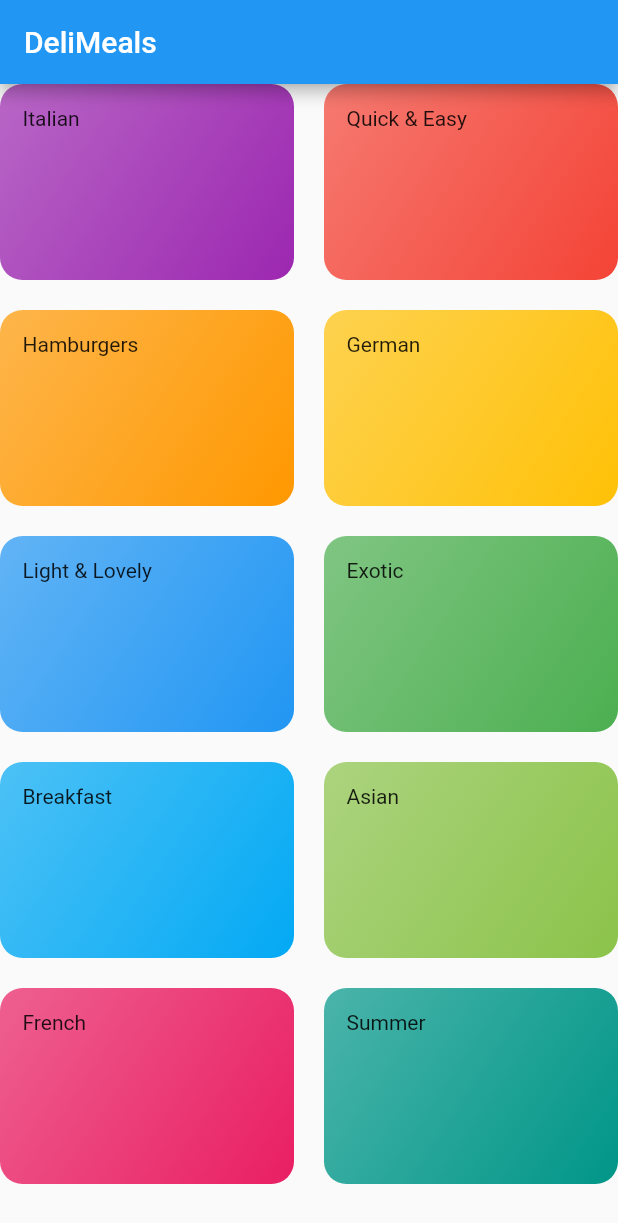
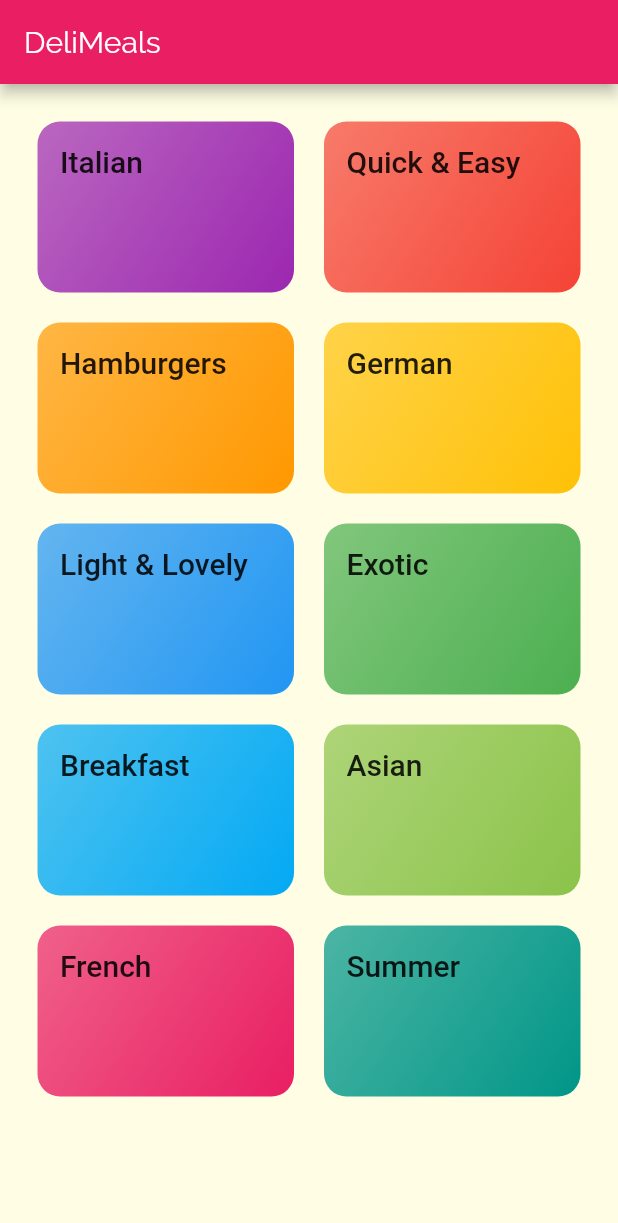
Before and after one commit to sahyun1/meals, a Flutter app: the screen it shows after launch, on a phone screen of 412 x 824 dp. Shown: the top 1223 px of the screen. Run offline on Flutter 3.47's test engine with Material 2 defaults, Android fonts, the phone set to English and light mode, and no system bars.

Commit message:
bit of styling and adding fonts

```diff
--- a/lib/categories_screen.dart
+++ b/lib/categories_screen.dart
@@ -9,9 +9,10 @@ class CategoriesScreen extends StatelessWidget {
   Widget build(BuildContext context) {
     return Scaffold(
       appBar: AppBar(
-        title: Text('DeliMeals'),
+        title: const Text('DeliMeals'),
       ),
       body: GridView(
+        padding: const EdgeInsets.all(25),
         children: DUMMY_CATEGORIES
             .map((catData) => CategoryItem(
                   catData.title,
--- a/lib/category_item.dart
+++ b/lib/category_item.dart
@@ -1,8 +1,6 @@
 import 'package:flutter/material.dart';
 
-
 class CategoryItem extends StatelessWidget {
-
   final String title;
   final Color color;
 
@@ -12,8 +10,16 @@ class CategoryItem extends StatelessWidget {
   Widget build(BuildContext context) {
     return Container(
       padding: const EdgeInsets.all(15),
-      child: Text(title),
-      decoration: BoxDecoration(gradient: LinearGradient(colors: [color.withOpacity(0.7), color], begin: Alignment.topLeft, end: Alignment.bottomRight), borderRadius: BorderRadius.circular(15)),
+      child: Text(
+        title,
+        style: Theme.of(context).textTheme.title,
+      ),
+      decoration: BoxDecoration(
+          gradient: LinearGradient(
+              colors: [color.withOpacity(0.7), color],
+              begin: Alignment.topLeft,
+              end: Alignment.bottomRight),
+          borderRadius: BorderRadius.circular(15)),
     );
   }
 }
--- a/lib/main.dart
+++ b/lib/main.dart
@@ -9,8 +9,19 @@ class MyApp extends StatelessWidget {
     return MaterialApp(
       title: 'DeliMeals',
       theme: ThemeData(
-        primarySwatch: Colors.blue,
-      ),
+          primarySwatch: Colors.pink,
+          accentColor: Colors.amber,
+          canvasColor: Color.fromRGBO(255, 254, 229, 1),
+          fontFamily: 'Raleway',
+          textTheme: ThemeData.light().textTheme.copyWith(
+                body1: TextStyle(
+                  color: Color.fromRGBO(20, 51, 51, 1),
+                ),
+                body2: TextStyle(
+                    fontFamily: 'RobotoCondensed',
+                    fontSize: 20,
+                    fontWeight: FontWeight.bold),
+              )),
       home: CategoriesScreen(),
     );
   }
```
Also changed, not shown: pubspec.yaml (+18 -6 lines), assets/fonts/Raleway-Black.ttf (added), assets/fonts/Raleway-Bold.ttf (added), assets/fonts/Raleway-Regular.ttf (added), assets/fonts/RobotoCondensed-Bold.ttf (added), assets/fonts/RobotoCondensed-Italic.ttf (added), assets/fonts/RobotoCondensed-Light.ttf (added), assets/fonts/RobotoCondensed-Regular.ttf (added).
